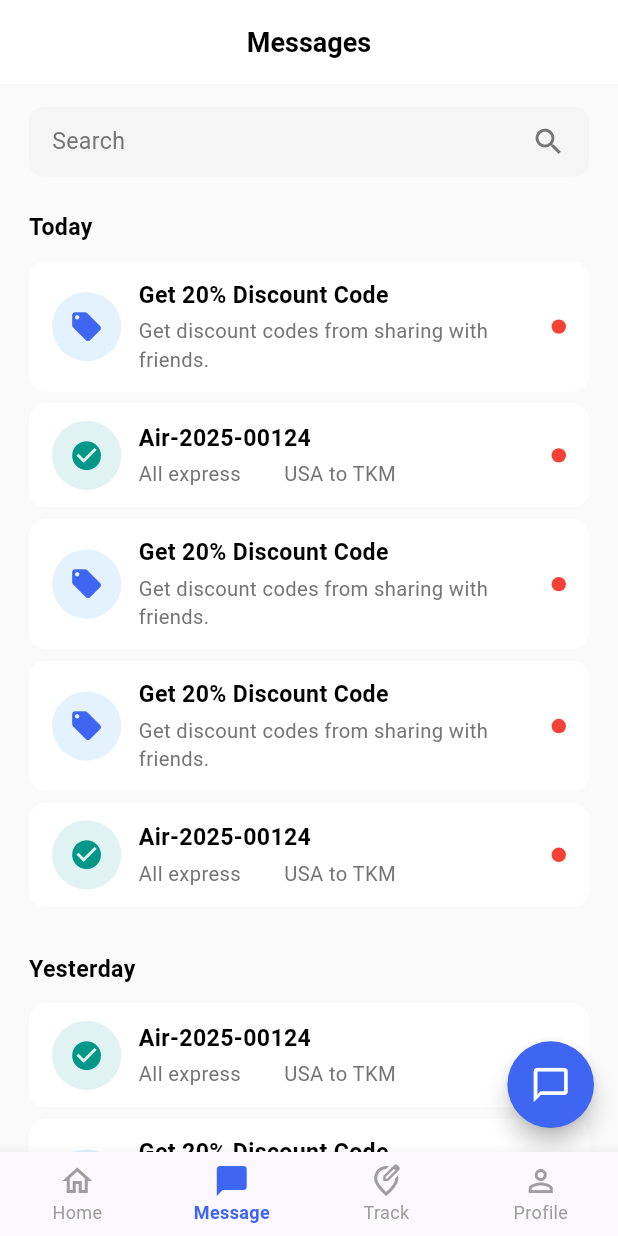
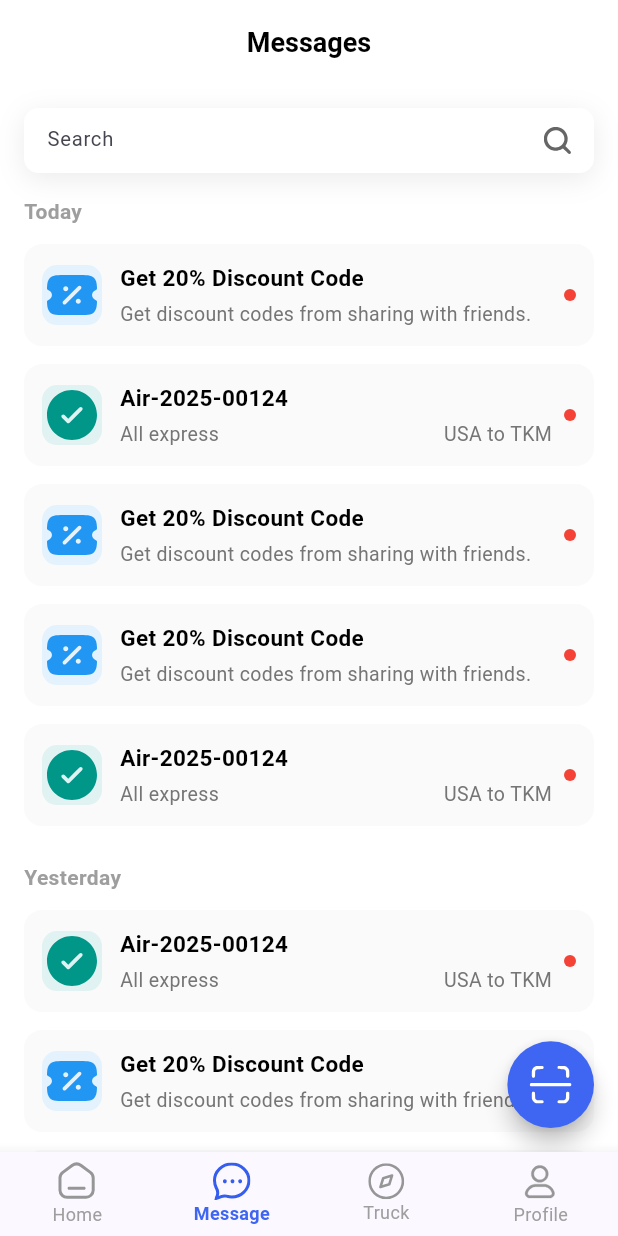
Before and after one commit to jasurbabajanow/yuu-sell-logistic, a Flutter app: the screen it shows after launch, item 2 of the bottom bar chosen, on a phone screen of 412 x 824 dp. Run offline on Flutter 3.47's test engine with Material 3 defaults, Android fonts, the phone set to English and light mode, and no system bars; our stand-ins replace flutter_svg, intl_phone_number_input, pinput, timelines_plus; network calls fail.

Commit message:
fixed design

```diff
--- a/lib/main.dart
+++ b/lib/main.dart
@@ -1,7 +1,6 @@
 import 'package:flutter/material.dart';
 import 'package:yuu_sell/core/theme/app_colors.dart';
 import 'package:yuu_sell/main_page.dart';
-import 'package:yuu_sell/presentation/screens/register/sign_up_page.dart';
 
 void main() {
   runApp(const MyApp());
--- a/lib/main_page.dart
+++ b/lib/main_page.dart
@@ -1,4 +1,5 @@
 import 'package:flutter/material.dart';
+import 'package:flutter_svg/flutter_svg.dart';
 import 'package:yuu_sell/core/theme/app_colors.dart';
 import 'package:yuu_sell/presentation/screens/home/home_page.dart';
 import 'package:yuu_sell/presentation/screens/messages/messages_page.dart';
@@ -20,7 +21,7 @@ class _MainPageState extends State<MainPage> {
       body: [
         const HomePage(),
         const MessagesPage(),
-        const Center(child: Text('Track Page')),
+        const Center(child: Text('Truck Page')),
         const ProfilePage(),
       ][selectedIndex],
       bottomNavigationBar: BottomNavigationBar(
@@ -41,25 +42,25 @@ class _MainPageState extends State<MainPage> {
           fontSize: 12,
           fontWeight: FontWeight.w400,
         ),
-        items: const [
+        items: [
           BottomNavigationBarItem(
-            icon: Icon(Icons.home_outlined),
-            activeIcon: Icon(Icons.home),
+            icon: SvgPicture.asset('assets/icons/home.svg'),
+            activeIcon: SvgPicture.asset('assets/icons/home_outlined.svg'),
             label: 'Home',
           ),
-          BottomNavigationBarItem(
-            icon: Icon(Icons.chat_bubble_outline),
-            activeIcon: Icon(Icons.chat_bubble),
+           BottomNavigationBarItem(
+            icon: SvgPicture.asset('assets/icons/message.svg'),
+            activeIcon: SvgPicture.asset('assets/icons/message_outlined.svg'),
             label: 'Message',
           ),
           BottomNavigationBarItem(
-            icon: Icon(Icons.edit_location_outlined),
-            activeIcon: Icon(Icons.edit_location),
-            label: 'Track',
+            icon: SvgPicture.asset('assets/icons/truck.svg'),
+            activeIcon: SvgPicture.asset('assets/icons/truck_outlined.svg'),
+            label: 'Truck',
           ),
           BottomNavigationBarItem(
-            icon: Icon(Icons.person_outline),
-            activeIcon: Icon(Icons.person),
+            icon: SvgPicture.asset('assets/icons/profile.svg'),
+            activeIcon: SvgPicture.asset('assets/icons/profile_outlined.svg'),
             label: 'Profile',
           ),
         ],
--- a/lib/presentation/screens/home/components/search_bar_widget.dart
+++ b/lib/presentation/screens/home/components/search_bar_widget.dart
@@ -1,5 +1,8 @@
 import 'package:flutter/material.dart';
+import 'package:flutter_svg/svg.dart';
 import 'package:yuu_sell/core/constants/app_sizes.dart';
+import 'package:yuu_sell/core/theme/app_colors.dart';
+import 'package:yuu_sell/core/theme/app_font_styles.dart';
 
 class SearchBarWidget extends StatelessWidget {
   const SearchBarWidget({super.key});
@@ -8,31 +11,37 @@ class SearchBarWidget extends StatelessWidget {
   Widget build(BuildContext context) {
     final ratio = AppSizes.ratio(context);
     return Container(
+      height: 45 * ratio,
       padding: EdgeInsets.symmetric(
         horizontal: 16 * ratio,
         vertical: 12 * ratio,
       ),
       decoration: BoxDecoration(
-        color: Colors.grey.shade100,
+        color: AppColors.white,
         borderRadius: BorderRadius.circular(10 * ratio),
+        boxShadow: [
+          BoxShadow(
+            color: Color(0xFF000000).withOpacity(0.08),
+            spreadRadius: 0,
+            blurRadius: 15,
+            offset: const Offset(0, 4),
+          ),
+        ]
       ),
       child: Row(
         children: [
           Expanded(
-            child: Text(
-              'Search',
-              style: TextStyle(
-                fontSize: 16 * ratio,
-                color: Colors.grey.shade600,
-                fontWeight: FontWeight.w400,
+            child: TextField(
+              cursorHeight: 14 * ratio,
+              decoration: InputDecoration(
+                hintText: 'Search',
+                border: InputBorder.none,
+                isDense: true,
+                hintStyle: AppFontStyles.s12w400(ratio).copyWith(fontSize: 14 * ratio),
               ),
-            ),
+            )
           ),
-          Icon(
-            Icons.search,
-            color: Colors.grey.shade600,
-            size: 24 * ratio,
-          ),
+          SvgPicture.asset('assets/icons/search.svg')
         ],
       ),
     );
--- a/lib/presentation/screens/home/home_page.dart
+++ b/lib/presentation/screens/home/home_page.dart
@@ -126,26 +126,31 @@ class _HomePageState extends State<HomePage> {
                 ),
                 SizedBox(height: 24 * ratio),
 
-                // Tabs
-                Row(
-                  children: tabs.asMap().entries.map((entry) {
-                    final index = entry.key;
-                    final tab = entry.value;
-                    return _buildTab(tab, index, ratio);
-                  }).toList(),
+                Column(
+                  crossAxisAlignment: CrossAxisAlignment.center,
+                  children: [
+                    SingleChildScrollView(
+                      scrollDirection: Axis.horizontal,
+                      child: Row(
+                        children: [
+                          for (int i = 0; i < tabs.length; i++)
+                            _buildTab(tabs[i], i, ratio),
+                        ],
                       ),
+                    ),
+
                     SizedBox(height: 16 * ratio),
 
-                // Discount Cards List
-                ...List.generate(
-                  5,
-                  (index) => DiscountCard(
+                    for (int i = 0; i < 5; i++)
+                      DiscountCard(
                         title: 'Autumn Surprise: XBOX Giveaway',
-                    description: 'Winner revealed Oct 1, 2025 – follow us o...',
+                        description:
+                            'Winner revealed Oct 1, 2025 – follow us o...',
                         date: '18.08.2025',
                         imageUrl:
-                        'https://picsum.photos/100/100?random=${20 + index}',
+                            'https://picsum.photos/100/100?random=${20 + i}',
                       ),
+                  ],
                 ),
                 SizedBox(height: 20 * ratio),
 
@@ -176,11 +181,7 @@ class _HomePageState extends State<HomePage> {
                         color: Colors.blue.shade50,
                         borderRadius: BorderRadius.circular(8 * ratio),
                       ),
-                      child: Icon(
-                        Icons.receipt_long_outlined,
-                        color: AppColors.main,
-                        size: 28 * ratio,
-                      ),
+                      child: SvgPicture.asset('assets/icons/calc.svg'),
                     ),
                     SizedBox(width: 16 * ratio),
                     Expanded(
@@ -227,6 +228,7 @@ class _HomePageState extends State<HomePage> {
         });
       },
       child: Container(
+        width: 120 * ratio,
         padding: EdgeInsets.symmetric(
           horizontal: 16 * ratio,
           vertical: 8 * ratio,
@@ -240,6 +242,7 @@ class _HomePageState extends State<HomePage> {
                 )
               : null,
         ),
+        child: Center(
           child: Text(
             title,
             style: TextStyle(
@@ -249,6 +252,7 @@ class _HomePageState extends State<HomePage> {
             ),
           ),
         ),
+      ),
     );
   }
 }
--- a/lib/presentation/screens/messages/messages_page.dart
+++ b/lib/presentation/screens/messages/messages_page.dart
@@ -1,17 +1,114 @@
 import 'package:flutter/material.dart';
+import 'package:flutter_svg/svg.dart';
 import 'package:yuu_sell/core/constants/app_sizes.dart';
 import 'package:yuu_sell/core/theme/app_colors.dart';
-import 'package:yuu_sell/presentation/screens/messages/components/message_item.dart';
-import 'package:yuu_sell/presentation/screens/messages/message_details_page.dart';
+import 'package:yuu_sell/presentation/screens/home/components/search_bar_widget.dart';
+
+class _NotificationItem {
+  final String assetPath;
+  final Color iconColor;
+  final Color iconBgColor;
+  final String title;
+  final String subtitle;
+  final String? rightText;
+  final bool hasRedDot;
+
+  const _NotificationItem({
+    required this.assetPath,
+    required this.iconColor,
+    required this.iconBgColor,
+    required this.title,
+    required this.subtitle,
+    this.rightText,
+    this.hasRedDot = false,
+  });
+}
 
 class MessagesPage extends StatelessWidget {
   const MessagesPage({super.key});
+  static const Color _blueColor = Colors.blue;
+  static const Color _tealColor = Colors.teal;
+  static const Color _blueBgColor = Color(0xFFE3F2FD);
+  static const Color _tealBgColor = Color(0xFFE0F2F1);
 
+  static const List<_NotificationItem> _todayNotifications = [
+    _NotificationItem(
+      assetPath: 'assets/icons/ticker_sale.svg',
+      iconColor: _blueColor,
+      iconBgColor: _blueBgColor,
+      title: 'Get 20% Discount Code',
+      subtitle: 'Get discount codes from sharing with friends.',
+      hasRedDot: true,
+    ),
+    _NotificationItem(
+      assetPath: 'assets/icons/check_circle.svg',
+      iconColor: _tealColor,
+      iconBgColor: _tealBgColor,
+      title: 'Air-2025-00124',
+      subtitle: 'All express',
+      rightText: 'USA to TKM',
+      hasRedDot: true,
+    ),
+    _NotificationItem(
+      assetPath: 'assets/icons/ticker_sale.svg',
+      iconColor: _blueColor,
+      iconBgColor: _blueBgColor,
+      title: 'Get 20% Discount Code',
+      subtitle: 'Get discount codes from sharing with friends.',
+      hasRedDot: true,
+    ),
+    _NotificationItem(
+      assetPath: 'assets/icons/ticker_sale.svg',
+      iconColor: _blueColor,
+      iconBgColor: _blueBgColor,
+      title: 'Get 20% Discount Code',
+      subtitle: 'Get discount codes from sharing with friends.',
+      hasRedDot: true,
+    ),
+    _NotificationItem(
+      assetPath: 'assets/icons/check_circle.svg',
+      iconColor: _tealColor,
+      iconBgColor: _tealBgColor,
+      title: 'Air-2025-00124',
+      subtitle: 'All express',
+      rightText: 'USA to TKM',
+      hasRedDot: true,
+    ),
+  ];
+
+  static const List<_NotificationItem> _yesterdayNotifications = [
+    _NotificationItem(
+      assetPath: 'assets/icons/check_circle.svg',
+      iconColor: _tealColor,
+      iconBgColor: _tealBgColor,
+      title: 'Air-2025-00124',
+      subtitle: 'All express',
+      rightText: 'USA to TKM',
+      hasRedDot: true,
+    ),
+    _NotificationItem(
+      assetPath: 'assets/icons/ticker_sale.svg',
+      iconColor: _blueColor,
+      iconBgColor: _blueBgColor,
+      title: 'Get 20% Discount Code',
+      subtitle: 'Get discount codes from sharing with friends.',
+      hasRedDot: true,
+    ),
+    _NotificationItem(
+      assetPath: 'assets/icons/check_circle.svg',
+      iconColor: _tealColor,
+      iconBgColor: _tealBgColor,
+      title: 'Air-2025-00124',
+      subtitle: 'All express',
+      rightText: 'USA to TKM',
+      hasRedDot: true,
+    ),
+  ];
   @override
   Widget build(BuildContext context) {
     final ratio = AppSizes.ratio(context);
     return Scaffold(
-      backgroundColor: Colors.grey.shade50,
+      backgroundColor: AppColors.white,
       appBar: AppBar(
         backgroundColor: Colors.white,
         elevation: 0,
@@ -32,150 +129,120 @@ class MessagesPage extends StatelessWidget {
           backgroundColor: AppColors.main,
           shape: const CircleBorder(),
           onPressed: () {},
-          child: Icon(
-            Icons.chat_bubble_outline,
-            color: Colors.white,
-            size: 28 * ratio,
-          ),
+          child: SvgPicture.asset('assets/icons/scan.svg'),
         ),
       ),
-      body: SingleChildScrollView(
-        child: Padding(
-          padding: EdgeInsets.symmetric(horizontal: 20 * ratio),
-          child: Column(
-            crossAxisAlignment: CrossAxisAlignment.start,
-            children: [
-              SizedBox(height: 16 * ratio),
-              // Search Bar
-              Container(
-                padding: EdgeInsets.symmetric(
-                  horizontal: 16 * ratio,
-                  vertical: 12 * ratio,
+      body: ListView(
+        padding: const EdgeInsets.all(16),
+        children: [
+          const SearchBarWidget(),
+          SizedBox(height: 16 * ratio),
+          const Text(
+            'Today',
+            style: TextStyle(
+              fontSize: 14,
+              fontWeight: FontWeight.w600,
+              color: Colors.grey,
+            ),
+          ),
+          const SizedBox(height: 12),
+          ..._todayNotifications.map(
+            (item) => Padding(
+              padding: const EdgeInsets.only(bottom: 12),
+              child: _buildNotificationItem(item),
+            ),
+          ),
+          const SizedBox(height: 12),
+          const Text(
+            'Yesterday',
+            style: TextStyle(
+              fontSize: 14,
+              fontWeight: FontWeight.w600,
+              color: Colors.grey,
+            ),
+          ),
+          const SizedBox(height: 12),
+          ..._yesterdayNotifications.map(
+            (item) => Padding(
+              padding: const EdgeInsets.only(bottom: 12),
+              child: _buildNotificationItem(item),
+            ),
+          ),
+        ],
+      ),
+    );
+  }
+
+  Widget _buildNotificationItem(_NotificationItem item) {
+    return Container(
+      padding: const EdgeInsets.all(12),
+      decoration: BoxDecoration(
+        color: const Color(0xFFFAFAFA),
+        borderRadius: BorderRadius.circular(12),
+      ),
+      child: Row(
+        children: [
+          Container(
+            width: 40,
+            height: 40,
+            decoration: BoxDecoration(
+              color: item.iconBgColor,
+              borderRadius: BorderRadius.circular(10),
+            ),
+            child: SvgPicture.asset(
+              item.assetPath,
+              colorFilter: ColorFilter.mode(item.iconColor, BlendMode.srcIn),
+            ),
+          ),
+          const SizedBox(width: 12),
+          Expanded(
+            child: Column(
+              crossAxisAlignment: CrossAxisAlignment.start,
+              children: [
+                Text(
+                  item.title,
+                  style: const TextStyle(
+                    fontSize: 15,
+                    fontWeight: FontWeight.w600,
+                    color: Colors.black,
+                  ),
                 ),
-                decoration: BoxDecoration(
-                  color: Colors.grey.shade100,
-                  borderRadius: BorderRadius.circular(10 * ratio),
-                ),
-                child: Row(
+                const SizedBox(height: 4),
+                Row(
                   children: [
                     Expanded(
                       child: Text(
-                        'Search',
-                        style: TextStyle(
-                          fontSize: 16 * ratio,
-                          color: Colors.grey.shade600,
-                          fontWeight: FontWeight.w400,
+                        item.subtitle,
+                        style: const TextStyle(
+                          fontSize: 13,
+                          color: Color(0xFF757575),
                         ),
                       ),
                     ),
-                    Icon(
-                      Icons.search,
-                      color: Colors.grey.shade600,
-                      size: 24 * ratio,
-                    ),
+                    if (item.rightText != null)
+                      Text(
+                        item.rightText!,
+                        style: const TextStyle(
+                          fontSize: 13,
+                          color: Color(0xFF757575),
+                        ),
+                      ),
                   ],
                 ),
+              ],
+            ),
+          ),
+          const SizedBox(width: 8),
+          if (item.hasRedDot)
+            Container(
+              width: 8,
+              height: 8,
+              decoration: const BoxDecoration(
+                color: Colors.red,
+                shape: BoxShape.circle,
               ),
-              SizedBox(height: 24 * ratio),
-
-              // Today Section
-              Text(
-                'Today',
-                style: TextStyle(
-                  fontSize: 16 * ratio,
-                  fontWeight: FontWeight.w600,
-                  color: Colors.black,
-                ),
-              ),
-              SizedBox(height: 12 * ratio),
-              MessageItem(
-                title: 'Get 20% Discount Code',
-                subtitle: 'Get discount codes from sharing with friends.',
-                icon: Icons.local_offer,
-                iconBgColor: Colors.blue.shade50,
-                iconColor: AppColors.main,
-                hasUnread: true,
-              ),
-              MessageItem(
-                title: 'Air-2025-00124',
-                subtitle: 'All express        USA to TKM',
-                icon: Icons.check_circle,
-                iconBgColor: Colors.teal.shade50,
-                iconColor: Colors.teal,
-                hasUnread: true,
-                onTap: () {
-                  Navigator.push(
-                    context,
-                    MaterialPageRoute(
-                      builder: (context) => const MessageDetailsPage(),
-                    ),
-                  );
-                },
-              ),
-              MessageItem(
-                title: 'Get 20% Discount Code',
-                subtitle: 'Get discount codes from sharing with friends.',
-                icon: Icons.local_offer,
-                iconBgColor: Colors.blue.shade50,
-                iconColor: AppColors.main,
-                hasUnread: true,
-              ),
-              MessageItem(
-                title: 'Get 20% Discount Code',
-                subtitle: 'Get discount codes from sharing with friends.',
-                icon: Icons.local_offer,
-                iconBgColor: Colors.blue.shade50,
-                iconColor: AppColors.main,
-                hasUnread: true,
-              ),
-              MessageItem(
-                title: 'Air-2025-00124',
-                subtitle: 'All express        USA to TKM',
-                icon: Icons.check_circle,
-                iconBgColor: Colors.teal.shade50,
-                iconColor: Colors.teal,
-                hasUnread: true,
-              ),
-              SizedBox(height: 24 * ratio),
-
-              // Yesterday Section
-              Text(
-                'Yesterday',
-                style: TextStyle(
-                  fontSize: 16 * ratio,
-                  fontWeight: FontWeight.w600,
-                  color: Colors.black,
-                ),
-              ),
-              SizedBox(height: 12 * ratio),
-              MessageItem(
-                title: 'Air-2025-00124',
-                subtitle: 'All express        USA to TKM',
-                icon: Icons.check_circle,
-                iconBgColor: Colors.teal.shade50,
-                iconColor: Colors.teal,
-                hasUnread: true,
-              ),
-              MessageItem(
-                title: 'Get 20% Discount Code',
-                subtitle: 'Get discount codes from sharing with friends.',
-                icon: Icons.local_offer,
-                iconBgColor: Colors.blue.shade50,
-                iconColor: AppColors.main,
-                hasUnread: true,
-              ),
-              MessageItem(
-                title: 'Air-2025-00124',
-                subtitle: 'All express        USA to TKM',
-                icon: Icons.check_circle,
-                iconBgColor: Colors.teal.shade50,
-                iconColor: Colors.teal,
-                hasUnread: true,
-              ),
-              SizedBox(height: 100 * ratio),
-            ],
-          ),
-        ),
+            ),
+        ],
       ),
     );
   }
```
Also changed, not shown: assets/icons/calc.svg (added), assets/icons/home.svg (added), assets/icons/home_outlined.svg (added), assets/icons/message.svg (added), assets/icons/message_outlined.svg (added), assets/icons/profile.svg (added), assets/icons/profile_outlined.svg (added), assets/icons/scan.svg (added), assets/icons/search.svg (added), assets/icons/truck.svg (added), assets/icons/truck_outlined.svg (added), pubspec.lock. Lines whose indentation alone changed are shown as unchanged.
